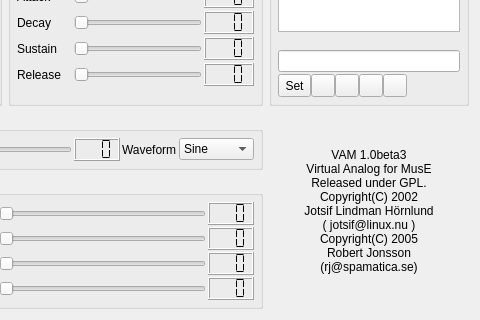
The window that synti/vam/vamguibase.ui (ccherrett/oom) describes before a commit, drawn with Qt 5; both pictures show x 264 to 744 and y 208 to 528 of the 744 by 528 pixel window.
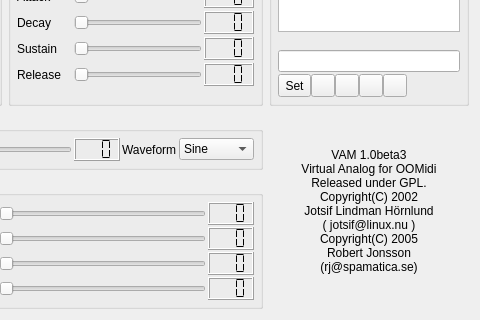
The same window after the commit. Icons and pictures are not drawn.

The edit to the form file:
```diff
--- a/synti/vam/vamguibase.ui
+++ b/synti/vam/vamguibase.ui
@@ -1532,7 +1532,7 @@
     <widget class="QLabel" name="TextLabel1_5">
      <property name="text">
       <string>VAM 1.0beta3
-Virtual Analog for MusE
+Virtual Analog for OOMidi
 Released under GPL.
 Copyright(C) 2002
 Jotsif Lindman Hörnlund 
```
Left out of the diff: 2 changed lines with no effect on the pictures.
